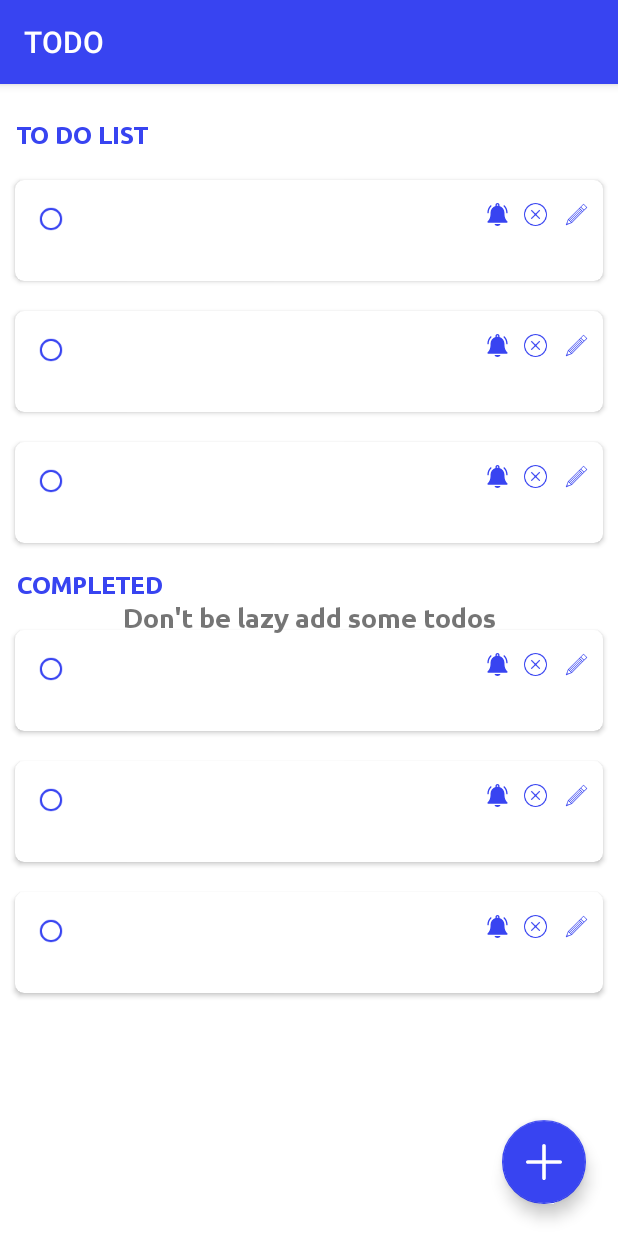
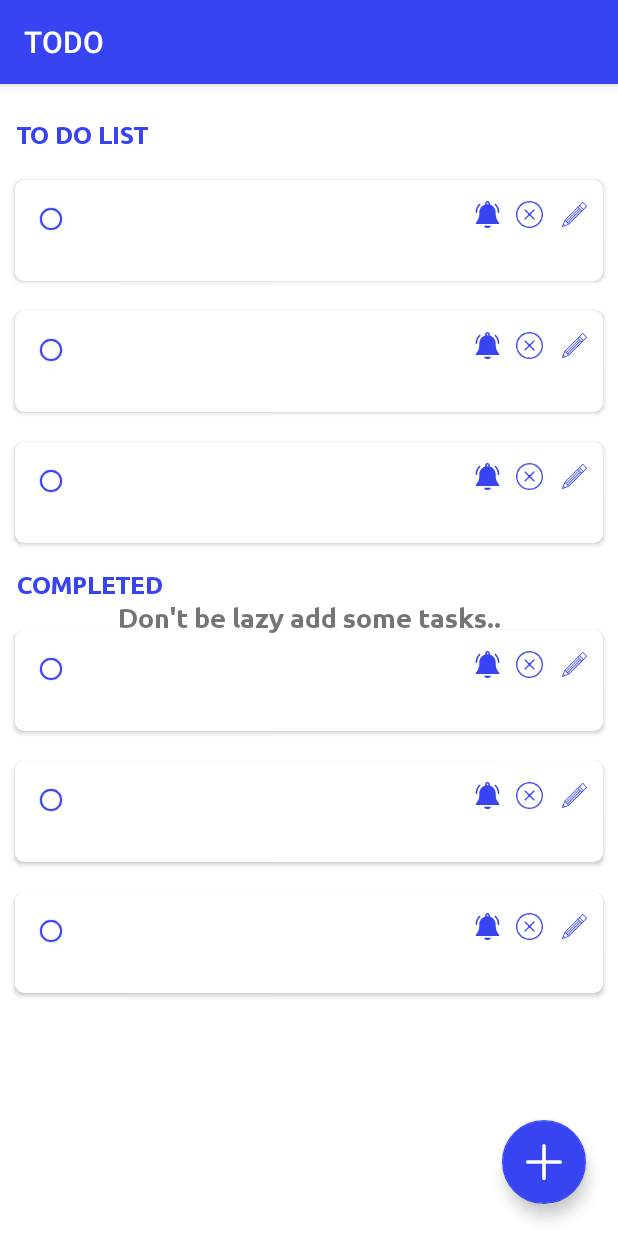
Before and after one commit to dino-sunny/Todo, an Android app: the layout activity_home.xml on its own in the app's theme, with its tools: preview values and no code run, on a phone screen of 412 x 824 dp. Run offline under Robolectric (Android 15) with nearby library versions, the phone set to English and light mode, and no system bars.

Commit message:
UI updated

```diff
--- a/app/src/main/res/layout/todo_item.xml
+++ b/app/src/main/res/layout/todo_item.xml
@@ -85,8 +85,8 @@
 
                 <ImageView
                     android:id="@+id/delete_button"
-                    android:layout_width="15dp"
-                    android:layout_height="15dp"
+                    android:layout_width="18dp"
+                    android:layout_height="18dp"
                     android:layout_marginEnd="12dp"
                     android:contentDescription="@string/delete_button"
                     android:onClick="@{() -> clickListener.onDeleteClicked(todo)}"
@@ -98,9 +98,9 @@
 
                 <ImageView
                     android:id="@+id/edit_button"
-                    android:layout_width="15dp"
+                    android:layout_width="18dp"
                     android:contentDescription="@string/edit_button"
-                    android:layout_height="15dp"
+                    android:layout_height="18dp"
                     android:layout_marginEnd="10dp"
                     android:onClick="@{() -> clickListener.onEditClicked(todo)}"
                     app:layout_constraintBottom_toBottomOf="@+id/delete_button"
@@ -112,8 +112,8 @@
 
                 <ImageView
                     android:id="@+id/bell_button"
-                    android:layout_width="15dp"
-                    android:layout_height="15dp"
+                    android:layout_width="18dp"
+                    android:layout_height="18dp"
                     android:layout_marginEnd="10dp"
                     android:contentDescription="@string/bell_button"
                     android:visibility="@{todo.date>0?View.VISIBLE:View.INVISIBLE}"
--- a/app/src/main/res/values/strings.xml
+++ b/app/src/main/res/values/strings.xml
@@ -8,14 +8,14 @@
     <string name="description">Description</string>
     <string name="date">Date</string>
     <string name="time">Time</string>
-    <string name="choose_date">Choose date</string>
-    <string name="choose_time">Choose Time</string>
+    <string name="choose_date">Pick date</string>
+    <string name="choose_time">Pick Time</string>
     <string name="add">Add</string>
     <string name="update">Update</string>
     <string name="delete_button">delete_button</string>
     <string name="to_do_list">TO DO LIST</string>
     <string name="completed">COMPLETED</string>
-    <string name="don_t_be_lazy_add_some_todos">Don\'t be lazy add some todos</string>
+    <string name="don_t_be_lazy_add_some_todos">Don\'t be lazy add some tasks..</string>
     <string name="tag">addTodo</string>
     <string name="edit_button">edit button</string>
     <string name="bell_button">bell button</string>
```
